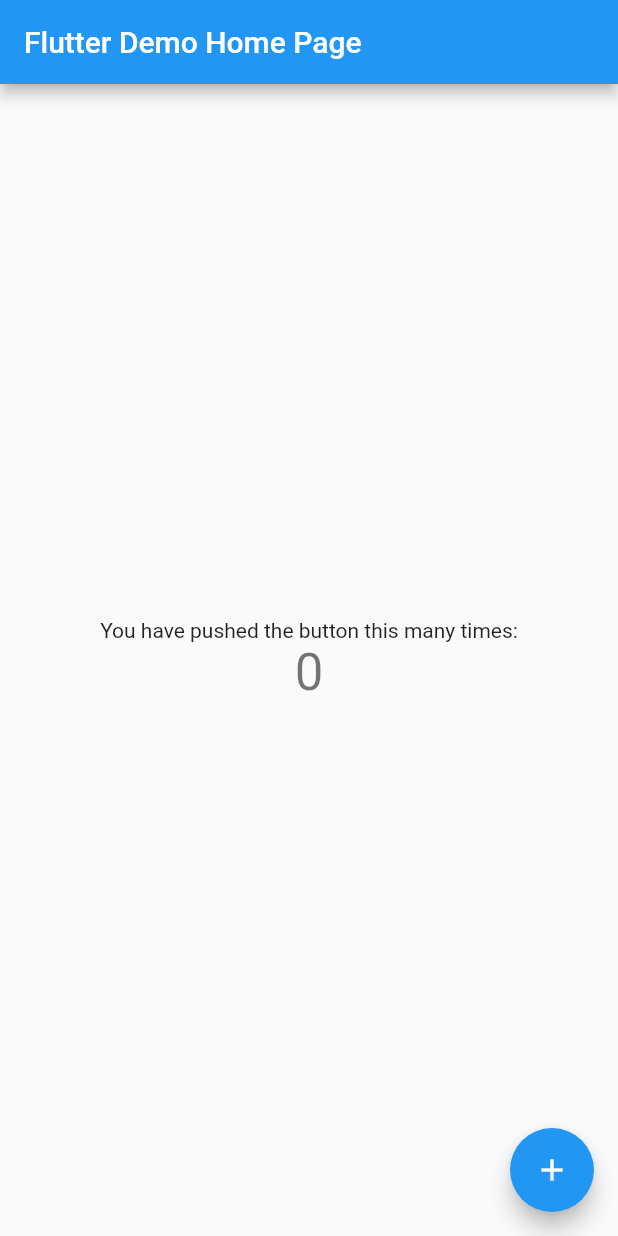
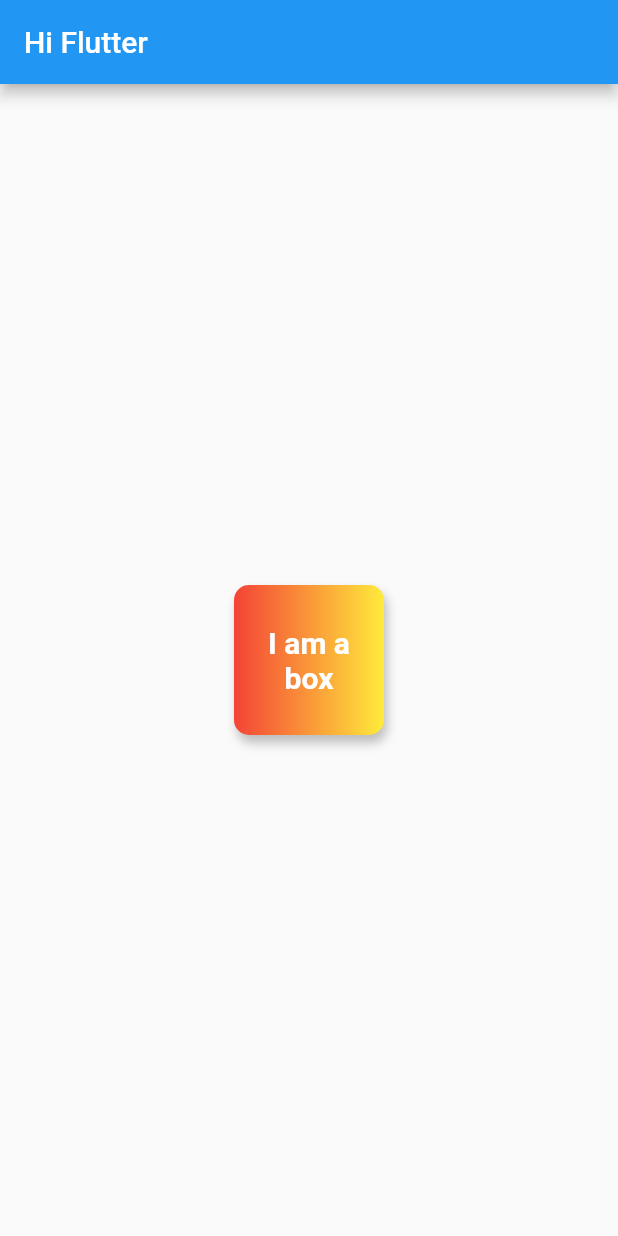
Before and after one commit to ratroot92/flutter_demo, a Flutter app: the screen it shows after launch, on a phone screen of 412 x 824 dp. Run offline on Flutter 3.47's test engine with Material 2 defaults, Android fonts, the phone set to English and light mode, and no system bars.

Commit message:
first design

```diff
--- a/lib/main.dart
+++ b/lib/main.dart
@@ -1,113 +1,45 @@
 import 'package:flutter/material.dart';
+// import 'package:flutter/cupertino.dart';
 
 void main() {
-  runApp(MyApp());
+  runApp(MaterialApp(
+    title: "Demo App",
+    home: HomePage(),
+  ));
 }
 
-class MyApp extends StatelessWidget {
-  // This widget is the root of your application.
+class HomePage extends StatelessWidget {
   @override
   Widget build(BuildContext context) {
-    return MaterialApp(
-      title: 'Flutter Demo',
-      theme: ThemeData(
-        // This is the theme of your application.
-        //
-        // Try running your application with "flutter run". You'll see the
-        // application has a blue toolbar. Then, without quitting the app, try
-        // changing the primarySwatch below to Colors.green and then invoke
-        // "hot reload" (press "r" in the console where you ran "flutter run",
-        // or simply save your changes to "hot reload" in a Flutter IDE).
-        // Notice that the counter didn't reset back to zero; the application
-        // is not restarted.
-        primarySwatch: Colors.blue,
+    return Scaffold(
+      appBar: AppBar(
+        title: Text("Hi Flutter"),
       ),
-      home: MyHomePage(title: 'Flutter Demo Home Page'),
+      body: Center(
+        child:Container(
+          padding:const EdgeInsets.all(8),
+          alignment:Alignment.center,
+          // color:Colors.teal,
+          decoration: BoxDecoration(
+            color:Colors.teal,
+            gradient:LinearGradient(colors:[Colors.red,Colors.yellow]),
+            borderRadius: BorderRadius.circular(10),
+            boxShadow: [
+              BoxShadow(
+              color:Colors.grey[400],
+              blurRadius:5,
+              offset: Offset(2.0,5.0))
+            ],
+          ),//remove color if use this
+          width:100,
+          height:100,
+          child:Text("I am a box",
+          textAlign:TextAlign.center,
+          style:TextStyle(color: Colors.white,
+          fontSize:20,
+          fontWeight:FontWeight.bold))
+          )
+      )
     );
   }
 }
-
-class MyHomePage extends StatefulWidget {
-  MyHomePage({Key key, this.title}) : super(key: key);
-
-  // This widget is the home page of your application. It is stateful, meaning
-  // that it has a State object (defined below) that contains fields that affect
-  // how it looks.
-
-  // This class is the configuration for the state. It holds the values (in this
-  // case the title) provided by the parent (in this case the App widget) and
-  // used by the build method of the State. Fields in a Widget subclass are
-  // always marked "final".
-
-  final String title;
-
-  @override
-  _MyHomePageState createState() => _MyHomePageState();
-}
-
-class _MyHomePageState extends State<MyHomePage> {
-  int _counter = 0;
-
-  void _incrementCounter() {
-    setState(() {
-      // This call to setState tells the Flutter framework that something has
-      // changed in this State, which causes it to rerun the build method below
-      // so that the display can reflect the updated values. If we changed
-      // _counter without calling setState(), then the build method would not be
-      // called again, and so nothing would appear to happen.
-      _counter++;
-    });
-  }
-
-  @override
-  Widget build(BuildContext context) {
-    // This method is rerun every time setState is called, for instance as done
-    // by the _incrementCounter method above.
-    //
-    // The Flutter framework has been optimized to make rerunning build methods
-    // fast, so that you can just rebuild anything that needs updating rather
-    // than having to individually change instances of widgets.
-    return Scaffold(
-      appBar: AppBar(
-        // Here we take the value from the MyHomePage object that was created by
-        // the App.build method, and use it to set our appbar title.
-        title: Text(widget.title),
-      ),
-      body: Center(
-        // Center is a layout widget. It takes a single child and positions it
-        // in the middle of the parent.
-        child: Column(
-          // Column is also a layout widget. It takes a list of children and
-          // arranges them vertically. By default, it sizes itself to fit its
-          // children horizontally, and tries to be as tall as its parent.
-          //
-          // Invoke "debug painting" (press "p" in the console, choose the
-          // "Toggle Debug Paint" action from the Flutter Inspector in Android
-          // Studio, or the "Toggle Debug Paint" command in Visual Studio Code)
-          // to see the wireframe for each widget.
-          //
-          // Column has various properties to control how it sizes itself and
-          // how it positions its children. Here we use mainAxisAlignment to
-          // center the children vertically; the main axis here is the vertical
-          // axis because Columns are vertical (the cross axis would be
-          // horizontal).
-          mainAxisAlignment: MainAxisAlignment.center,
-          children: <Widget>[
-            Text(
-              'You have pushed the button this many times:',
-            ),
-            Text(
-              '$_counter',
-              style: Theme.of(context).textTheme.headline4,
-            ),
-          ],
-        ),
-      ),
-      floatingActionButton: FloatingActionButton(
-        onPressed: _incrementCounter,
-        tooltip: 'Increment',
-        child: Icon(Icons.add),
-      ), // This trailing comma makes auto-formatting nicer for build methods.
-    );
-  }
-}
```
